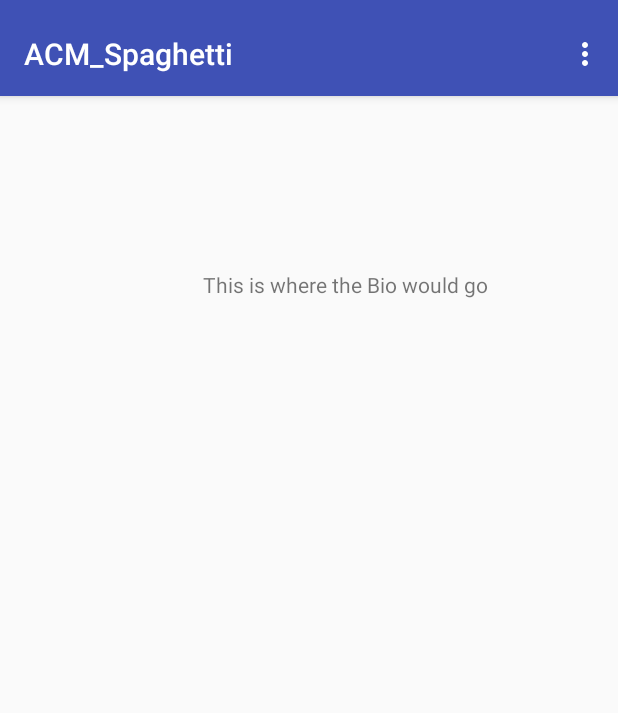
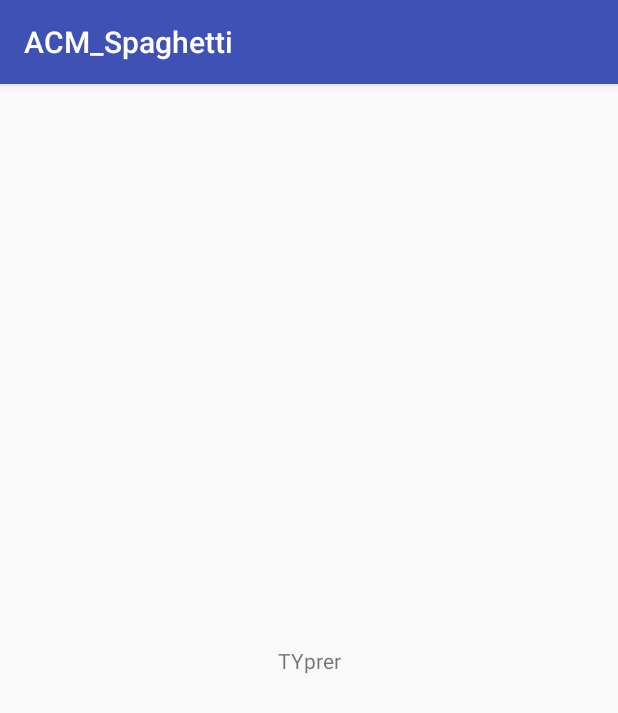
Before and after one commit to RowanACM/TeamSpaghetti, an Android app: the first screen one second after launch (MainActivity before the commit, SplashActivity after it), on a phone screen of 412 x 824 dp. Shown: the top 713 px of the screen. Run offline under Robolectric (Android 15) with nearby library versions, the phone set to English and light mode, and no system bars.

Commit message:
Fixed it

```diff
--- a/ACM_Spaghetti/app/src/main/java/com/example/patfo_000/acm_spaghetti/HomeActivity.java
+++ b/ACM_Spaghetti/app/src/main/java/com/example/patfo_000/acm_spaghetti/HomeActivity.java
@@ -1,13 +1,16 @@
 package com.example.patfo_000.acm_spaghetti;
 
+import android.os.Bundle;
 import android.support.v7.app.AppCompatActivity;
-import android.os.Bundle;
 
 public class HomeActivity extends AppCompatActivity {
+
+    private static final int  SPLASH_TIME_OUT = 4000   ;
 
     @Override
     protected void onCreate(Bundle savedInstanceState) {
         super.onCreate(savedInstanceState);
         setContentView(R.layout.activity_home);
+
     }
 }
--- a/ACM_Spaghetti/app/src/main/java/com/example/patfo_000/acm_spaghetti/MainActivity.java
+++ /dev/null
@@ -1,168 +0,0 @@
-package com.example.patfo_000.acm_spaghetti;
-
-import android.content.Intent;
-import android.os.Bundle;
-import android.os.Handler;
-import android.support.v4.app.Fragment;
-import android.support.v4.app.FragmentManager;
-import android.support.v4.app.FragmentPagerAdapter;
-import android.support.v4.view.ViewPager;
-import android.support.v7.app.AppCompatActivity;
-import android.support.v7.widget.Toolbar;
-import android.view.LayoutInflater;
-import android.view.Menu;
-import android.view.MenuItem;
-import android.view.View;
-import android.view.ViewGroup;
-import android.widget.TextView;
-
-public class MainActivity extends AppCompatActivity {
-    private static int SPLASH_TIME_OUT = 4000;
-
-
-    /**
-     * The {@link android.support.v4.view.PagerAdapter} that will provide
-     * fragments for each of the sections. We use a
-     * {@link FragmentPagerAdapter} derivative, which will keep every
-     * loaded fragment in memory. If this becomes too memory intensive, it
-     * may be best to switch to a
-     * {@link android.support.v4.app.FragmentStatePagerAdapter}.
-     */
-    private SectionsPagerAdapter mSectionsPagerAdapter;
-
-    /**
-     * The {@link ViewPager} that will host the section contents.
-     */
-    private ViewPager mViewPager;
-
-    @Override
-    protected void onCreate(Bundle savedInstanceState) {
-        super.onCreate(savedInstanceState);
-        setContentView(R.layout.activity_main);
-        new Handler().postDelayed(new Runnable(){
-           @Override
-            public void run(){
-               Intent homeIntent = new Intent(MainActivity.this, HomeActivity.class);
-               startActivity(homeIntent);
-               finish();
-           }
-        },SPLASH_TIME_OUT);
-        //hi
-
-        Toolbar toolbar = (Toolbar) findViewById(R.id.toolbar);
-        setSupportActionBar(toolbar);
-        // Create the adapter that will return a fragment for each of the three
-        // primary sections of the activity.
-        mSectionsPagerAdapter = new SectionsPagerAdapter(getSupportFragmentManager());
-
-        // Set up the ViewPager with the sections adapter.
-        mViewPager = (ViewPager) findViewById(R.id.container);
-        mViewPager.setAdapter(mSectionsPagerAdapter);
-
-
-       /* FloatingActionButton fab = (FloatingActionButton) findViewById(R.id.fab);
-        fab.setOnClickListener(new View.OnClickListener() {
-            @Override
-            public void onClick(View view) {
-                Snackbar.make(view, "Replace with your own action", Snackbar.LENGTH_LONG)
-                        .setAction("Action", null).show();
-            }
-        });
-*/
-    }
-
-
-    @Override
-    public boolean onCreateOptionsMenu(Menu menu) {
-        // Inflate the menu; this adds items to the action bar if it is present.
-        getMenuInflater().inflate(R.menu.menu_main, menu);
-        return true;
-    }
-
-    @Override
-    public boolean onOptionsItemSelected(MenuItem item) {
-        // Handle action bar item clicks here. The action bar will
-        // automatically handle clicks on the Home/Up button, so long
-        // as you specify a parent activity in AndroidManifest.xml.
-        int id = item.getItemId();
-
-        //noinspection SimplifiableIfStatement
-        if (id == R.id.action_settings) {
-            return true;
-        }
-
-        return super.onOptionsItemSelected(item);
-    }
-
-    /**
-     * A placeholder fragment containing a simple view.
-     */
-    public static class PlaceholderFragment extends Fragment {
-        /**
-         * The fragment argument representing the section number for this
-         * fragment.
-         */
-        private static final String ARG_SECTION_NUMBER = "section_number";
-
-        public PlaceholderFragment() {
-        }
-
-        /**
-         * Returns a new instance of this fragment for the given section
-         * number.
-         */
-        public static PlaceholderFragment newInstance(int sectionNumber) {
-            PlaceholderFragment fragment = new PlaceholderFragment();
-            Bundle args = new Bundle();
-            args.putInt(ARG_SECTION_NUMBER, sectionNumber);
-            fragment.setArguments(args);
-            return fragment;
-        }
-
-        @Override
-        public View onCreateView(LayoutInflater inflater, ViewGroup container,
-                                 Bundle savedInstanceState) {
-            View rootView = inflater.inflate(R.layout.fragment_main, container, false);
-            TextView textView = (TextView) rootView.findViewById(R.id.section_label);
-            textView.setText(getString(R.string.section_format, getArguments().getInt(ARG_SECTION_NUMBER)));
-            return rootView;
-        }
-    }
-
-    /**
-     * A {@link FragmentPagerAdapter} that returns a fragment corresponding to
-     * one of the sections/tabs/pages.
-     */
-    public class SectionsPagerAdapter extends FragmentPagerAdapter {
-
-        public SectionsPagerAdapter(FragmentManager fm) {
-            super(fm);
-        }
-
-        @Override
-        public Fragment getItem(int position) {
-            // getItem is called to instantiate the fragment for the given page.
-            // Return a PlaceholderFragment (defined as a static inner class below).
-            return PlaceholderFragment.newInstance(position + 1);
-        }
-
-        @Override
-        public int getCount() {
-            // Show 3 total pages.
-            return 3;
-        }
-
-        @Override
-        public CharSequence getPageTitle(int position) {
-            switch (position) {
-                case 0:
-                    return "SECTION 1";
-                case 1:
-                    return "SECTION 2";
-                case 2:
-                    return "SECTION 3";
-            }
-            return null;
-        }
-    }
-}
--- /dev/null
+++ b/ACM_Spaghetti/app/src/main/java/com/example/patfo_000/acm_spaghetti/SplashActivity.java
@@ -0,0 +1,25 @@
+package com.example.patfo_000.acm_spaghetti;
+
+import android.content.Intent;
+import android.os.Bundle;
+import android.os.Handler;
+import android.support.v7.app.AppCompatActivity;
+
+public class SplashActivity extends AppCompatActivity {
+
+    private static final int SPLASH_TIME_OUT = 4000;
+
+    @Override
+    protected void onCreate(Bundle savedInstanceState) {
+        super.onCreate(savedInstanceState);
+        setContentView(R.layout.activity_splash);
+        new Handler().postDelayed(new Runnable(){
+            @Override
+            public void run(){
+                Intent homeIntent = new Intent(SplashActivity.this, HomeActivity.class);
+                startActivity(homeIntent);
+                finish();
+            }
+        },SPLASH_TIME_OUT);
+    }
+}
--- a/ACM_Spaghetti/app/src/main/res/layout/activity_home.xml
+++ b/ACM_Spaghetti/app/src/main/res/layout/activity_home.xml
@@ -1,5 +1,5 @@
 <?xml version="1.0" encoding="utf-8"?>
-<android.support.constraint.ConstraintLayout xmlns:android="http://schemas.android.com/apk/res/android"
+<RelativeLayout xmlns:android="http://schemas.android.com/apk/res/android"
     xmlns:app="http://schemas.android.com/apk/res-auto"
     xmlns:tools="http://schemas.android.com/tools"
     android:layout_width="match_parent"
@@ -12,5 +12,7 @@
         android:layout_height="wrap_content"
         android:text="Button"
         tools:layout_editor_absoluteX="147dp"
-        tools:layout_editor_absoluteY="230dp" />
-</android.support.constraint.ConstraintLayout>
+        tools:layout_editor_absoluteY="230dp"
+        android:layout_centerHorizontal="true"
+        android:layout_centerVertical="true"/>
+</RelativeLayout>
--- a/ACM_Spaghetti/app/src/main/res/layout/activity_main.xml
+++ /dev/null
@@ -1,36 +0,0 @@
-<?xml version="1.0" encoding="utf-8"?>
-<android.support.design.widget.CoordinatorLayout xmlns:android="http://schemas.android.com/apk/res/android"
-    xmlns:app="http://schemas.android.com/apk/res-auto"
-    xmlns:tools="http://schemas.android.com/tools"
-    android:id="@+id/main_content"
-    android:layout_width="match_parent"
-    android:layout_height="match_parent"
-    android:fitsSystemWindows="true"
-    tools:context="com.example.patfo_000.acm_spaghetti.MainActivity">
-
-    <android.support.design.widget.AppBarLayout
-        android:id="@+id/appbar"
-        android:layout_width="match_parent"
-        android:layout_height="wrap_content"
-        android:paddingTop="@dimen/appbar_padding_top"
-        android:theme="@style/AppTheme.AppBarOverlay">
-
-        <android.support.v7.widget.Toolbar
-            android:id="@+id/toolbar"
-            android:layout_width="match_parent"
-            android:layout_height="?attr/actionBarSize"
-            android:background="?attr/colorPrimary"
-            app:layout_scrollFlags="scroll|enterAlways"
-            app:popupTheme="@style/AppTheme.PopupOverlay">
-
-        </android.support.v7.widget.Toolbar>
-
-    </android.support.design.widget.AppBarLayout>
-
-    <android.support.v4.view.ViewPager
-        android:id="@+id/container"
-        android:layout_width="match_parent"
-        android:layout_height="match_parent"
-        app:layout_behavior="@string/appbar_scrolling_view_behavior" />
-
-</android.support.design.widget.CoordinatorLayout>
--- /dev/null
+++ b/ACM_Spaghetti/app/src/main/res/layout/activity_splash.xml
@@ -0,0 +1,21 @@
+<?xml version="1.0" encoding="utf-8"?>
+<android.support.constraint.ConstraintLayout xmlns:android="http://schemas.android.com/apk/res/android"
+    xmlns:app="http://schemas.android.com/apk/res-auto"
+    xmlns:tools="http://schemas.android.com/tools"
+    android:layout_width="match_parent"
+    android:layout_height="match_parent"
+    tools:context="com.example.patfo_000.acm_spaghetti.SplashActivity">
+
+    <TextView
+        android:layout_width="wrap_content"
+        android:layout_height="wrap_content"
+        android:layout_marginBottom="8dp"
+        android:layout_marginEnd="8dp"
+        android:layout_marginStart="8dp"
+        android:layout_marginTop="8dp"
+        android:text="TYprer"
+        app:layout_constraintBottom_toBottomOf="parent"
+        app:layout_constraintEnd_toEndOf="parent"
+        app:layout_constraintStart_toStartOf="parent"
+        app:layout_constraintTop_toTopOf="parent" />
+</android.support.constraint.ConstraintLayout>
--- a/ACM_Spaghetti/app/src/main/res/layout/fragment_main.xml
+++ /dev/null
@@ -1,26 +0,0 @@
-<RelativeLayout xmlns:android="http://schemas.android.com/apk/res/android"
-    xmlns:app="http://schemas.android.com/apk/res-auto"
-    xmlns:tools="http://schemas.android.com/tools"
-    android:layout_width="match_parent"
-    android:layout_height="match_parent"
-    android:paddingBottom="@dimen/activity_vertical_margin"
-    android:paddingLeft="@dimen/activity_horizontal_margin"
-    android:paddingRight="@dimen/activity_horizontal_margin"
-    android:paddingTop="@dimen/activity_vertical_margin"
-    tools:context="com.example.patfo_000.acm_spaghetti.MainActivity$PlaceholderFragment">
-
-    <TextView
-        android:id="@+id/bioSection"
-        android:layout_width="wrap_content"
-        android:layout_height="wrap_content"
-        android:layout_alignParentLeft="true"
-        android:layout_alignParentStart="true"
-        android:layout_alignParentTop="true"
-        android:layout_marginLeft="119dp"
-        android:layout_marginStart="119dp"
-        android:layout_marginTop="100dp"
-        android:maxHeight="500dp"
-        android:maxLength="200"
-        android:maxLines="100"
-        android:text="This is where the Bio would go" />
-</RelativeLayout>
--- a/ACM_Spaghetti/app/src/main/res/menu/menu_main.xml
+++ b/ACM_Spaghetti/app/src/main/res/menu/menu_main.xml
@@ -1,7 +1,7 @@
 <menu xmlns:android="http://schemas.android.com/apk/res/android"
     xmlns:app="http://schemas.android.com/apk/res-auto"
     xmlns:tools="http://schemas.android.com/tools"
-    tools:context="com.example.patfo_000.acm_spaghetti.MainActivity">
+    tools:context="com.example.patfo_000.acm_spaghetti.SplashScreenActivity">
     <item
         android:id="@+id/action_settings"
         android:orderInCategory="100"
--- a/ACM_Spaghetti/build.gradle
+++ b/ACM_Spaghetti/build.gradle
@@ -5,7 +5,7 @@ buildscript {
         jcenter()
     }
     dependencies {
-        classpath 'com.android.tools.build:gradle:2.3.3'
+        classpath 'com.android.tools.build:gradle:3.0.0'
 
         // NOTE: Do not place your application dependencies here; they belong
         // in the individual module build.gradle files
```
Also changed, not shown: ACM_Spaghetti/app/src/main/AndroidManifest.xml (+5 -11 lines), ACM_Spaghetti/gradle/wrapper/gradle-wrapper.properties.
